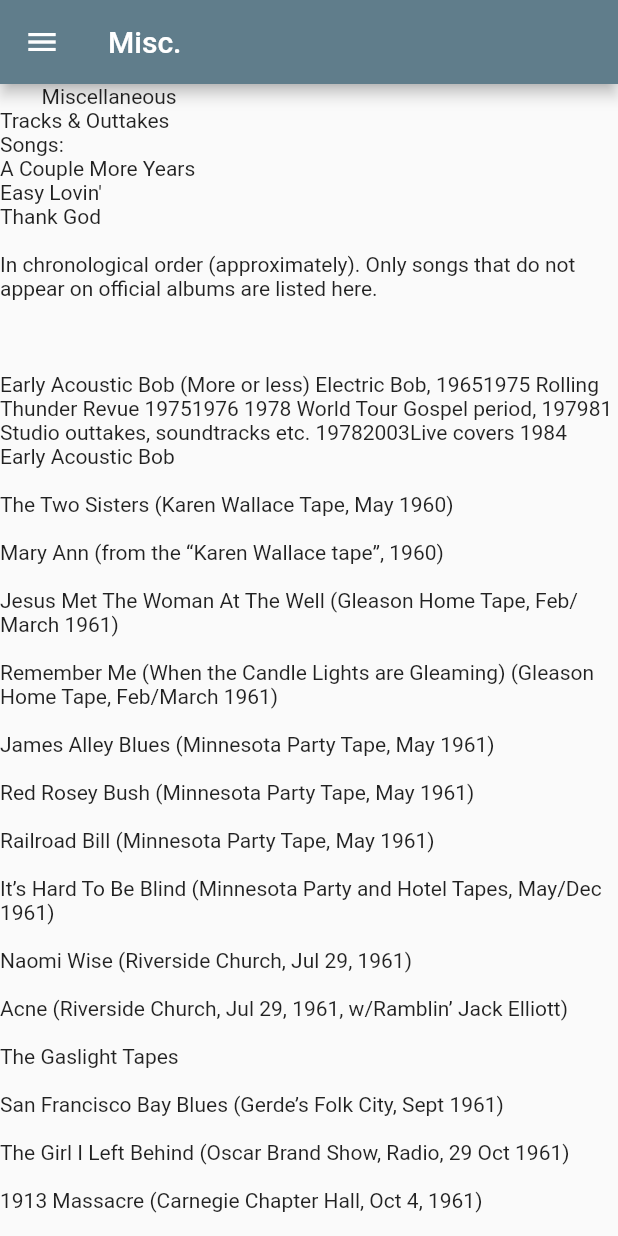
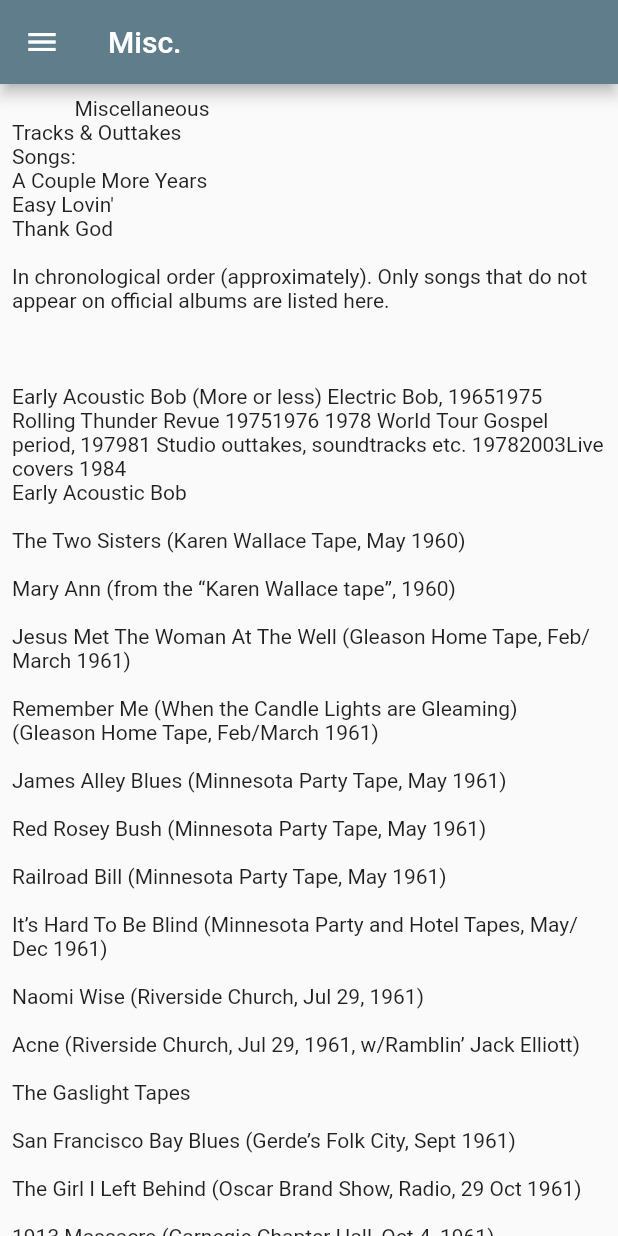
Before and after one commit to pibendik/dylanchords, a Flutter app: the MiscPage screen opened directly, on a phone screen of 412 x 824 dp. Run offline on Flutter 3.47's test engine with Material 2 defaults, Android fonts, the light colour scheme and no system bars; our stand-ins replace google_fonts.

Commit message:
updated misc scroll and const

```diff
--- a/lib/misc/misc.dart
+++ b/lib/misc/misc.dart
@@ -1,5 +1,3 @@
-
-import 'package:flutter/cupertino.dart';
 import 'package:flutter/material.dart';
 
 import '../utilities/green_drawer.dart';
@@ -9,12 +7,15 @@
   Widget build(BuildContext context) {
     return Scaffold(
       appBar: AppBar(
-        title: Text("Misc."),
+        title: const Text("Misc."),
       ),
-      drawer: GreenDrawer(),
-      body: Center(
-        child: Text("""
-        Miscellaneous
+      drawer: const GreenDrawer(),
+      body: const SingleChildScrollView(
+        child: Padding(
+          padding: EdgeInsets.all(8.0),
+          child: Center(
+            child: Text("""
+            Miscellaneous
 Tracks & Outtakes
 Songs:
 A Couple More Years
@@ -540,7 +541,9 @@
 
 No More One More Time (Oct 13, 2004)
 
-        """),
+            """),
+          ),
+        ),
       ),
     );
   }
```
